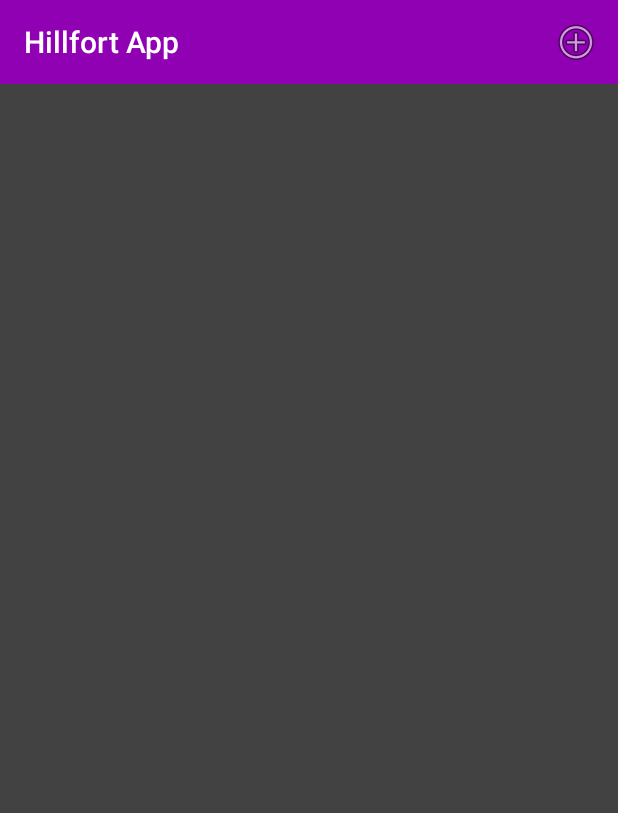
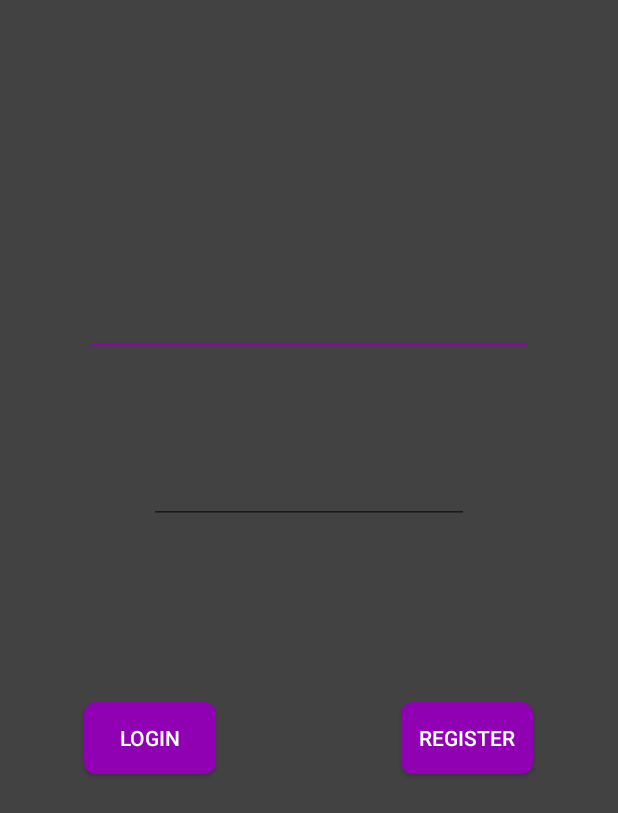
Before and after one commit to niallmul97/HillfortApp, an Android app: the screen it shows after launch (HillfortList before the commit, LoginActivity after it), on a phone screen of 412 x 824 dp. Shown: the top 813 px of the screen. Run offline under Robolectric (Android 15) with nearby library versions, the phone set to English and light mode, and no system bars; 1 statement that could not run was skipped.

```diff
--- a/app/src/main/java/com/example/hillfort/activities/HillfortActivity.kt
+++ b/app/src/main/java/com/example/hillfort/activities/HillfortActivity.kt
@@ -41,10 +41,6 @@ class HillfortActivity : AppCompatActivity(), AnkoLogger {
         app = application as MainApp
         toolbarAdd.title = title
         setSupportActionBar(toolbarAdd)
-
-        //val moveLocationMenuItem = findViewById<View>(R.id.hillfort_delete)
-        val moveLocationMenuItem = findViewById<ViewGroup>(R.id.menuGroup)
-
         info("Hillfort Activity started..")
 
         if (intent.hasExtra("hillfort_edit")) {
@@ -75,8 +71,6 @@ class HillfortActivity : AppCompatActivity(), AnkoLogger {
             var strLocation = "Latitude: " + hillfort.location.lat.toString() + "\nLongitude: " +hillfort.location.lng.toString() + "\nZoom: " +hillfort.location.zoom.toString()
             hillFortLocationDisplay.text = strLocation
         }
-
-
 
         toolbarAdd.setOnClickListener{
             app.users.deleteHillfort(app.currentUser, hillfort)
--- /dev/null
+++ b/app/src/main/java/com/example/hillfort/activities/LoginActivity.kt
@@ -0,0 +1,56 @@
+package com.example.hillfort.activities
+
+import android.os.Bundle
+import com.google.android.material.snackbar.Snackbar
+import androidx.appcompat.app.AppCompatActivity
+import com.example.hillfort.R
+import com.example.hillfort.main.MainApp
+import com.example.hillfort.models.UserModel
+import kotlinx.android.synthetic.main.activity_hillfort_list.*
+
+import kotlinx.android.synthetic.main.activity_login.*
+import models.generateRandomId
+import org.jetbrains.anko.AnkoLogger
+import org.jetbrains.anko.email
+import org.jetbrains.anko.intentFor
+import org.jetbrains.anko.toast
+
+class LoginActivity : AppCompatActivity(), AnkoLogger {
+
+    lateinit var app : MainApp
+
+    override fun onCreate(savedInstanceState: Bundle?) {
+        super.onCreate(savedInstanceState)
+        setContentView(R.layout.activity_login)
+        app = application as MainApp
+        buttonLogin.setOnClickListener{
+            if (editEmail != null && editPassword != null){
+                var result = app.users.login(editEmail.text.toString(), editPassword.text.toString())
+                if (result){
+                    var currentUser = app.users.findByEmail(editEmail.text.toString())
+                    if (currentUser != null){
+                        app.currentUser = currentUser
+                        startActivity(intentFor<HillfortList>())
+                    }
+                }
+            } else (toast("Please enter a correct Email and Password"))
+        }
+        buttonRegister.setOnClickListener{
+            if (editEmail != null && editPassword != null){
+                val result = app.users.findByEmail(editEmail.text.toString())
+                if (result == null){
+                    app.users.create(UserModel(generateRandomId(), editEmail.text.toString(), editPassword.text.toString()))
+                    toast("user created")
+                    val resultLogin = app.users.login(editEmail.text.toString(), editPassword.text.toString())
+                    if (resultLogin){
+                        var currentUser = app.users.findByEmail(editEmail.text.toString())
+                        if (currentUser != null){
+                            app.currentUser = currentUser
+                            startActivity(intentFor<HillfortList>())
+                        }
+                    }
+                } else (toast("A user with that email already exists"))
+            }
+        }
+    }
+}
--- a/app/src/main/java/com/example/hillfort/activities/SplashActivity.kt
+++ b/app/src/main/java/com/example/hillfort/activities/SplashActivity.kt
@@ -13,7 +13,7 @@ class SplashActivity : AppCompatActivity() {
     internal val mRunnable: Runnable = Runnable {
         if (!isFinishing) {
 
-            val intent = Intent(applicationContext, HillfortList::class.java)
+            val intent = Intent(applicationContext, LoginActivity::class.java)
             startActivity(intent)
             finish()
         }
--- a/app/src/main/java/models/UserJSONStore.kt
+++ b/app/src/main/java/models/UserJSONStore.kt
@@ -34,7 +34,7 @@ class UserJSONStore : UserStore, AnkoLogger {
         }
     }
 
-    override fun login(password: String, email: String): Boolean{
+    override fun login(email: String, password: String): Boolean{
         val user = findByEmail(email)
 
         if (user != null){
--- /dev/null
+++ b/app/src/main/res/layout/activity_login.xml
@@ -0,0 +1,72 @@
+<?xml version="1.0" encoding="utf-8"?>
+<androidx.coordinatorlayout.widget.CoordinatorLayout xmlns:android="http://schemas.android.com/apk/res/android"
+    xmlns:app="http://schemas.android.com/apk/res-auto"
+    xmlns:tools="http://schemas.android.com/tools"
+    android:layout_width="match_parent"
+    android:layout_height="match_parent"
+    android:background="@color/cardview_dark_background"
+    tools:context=".activities.LoginActivity">
+
+    <androidx.constraintlayout.widget.ConstraintLayout
+        android:id="@+id/constraintLayout"
+        android:layout_width="match_parent"
+        android:layout_height="match_parent"
+        app:layout_anchor="@+id/constraintLayout"
+        app:layout_anchorGravity="center">
+
+        <EditText
+            android:id="@+id/editEmail"
+            android:layout_width="299dp"
+            android:layout_height="wrap_content"
+            android:ems="10"
+            android:inputType="textEmailAddress"
+            android:textColor="@color/colorPrimary"
+            app:layout_constraintBottom_toBottomOf="parent"
+            app:layout_constraintEnd_toEndOf="parent"
+            app:layout_constraintStart_toStartOf="parent"
+            app:layout_constraintTop_toTopOf="parent"
+            app:layout_constraintVertical_bias="0.247" />
+
+        <EditText
+            android:id="@+id/editPassword"
+            android:layout_width="wrap_content"
+            android:layout_height="wrap_content"
+            android:ems="10"
+            android:inputType="textPassword"
+            android:textColor="@color/colorPrimary"
+            app:layout_constraintBottom_toBottomOf="parent"
+            app:layout_constraintEnd_toEndOf="parent"
+            app:layout_constraintStart_toStartOf="parent"
+            app:layout_constraintTop_toBottomOf="@+id/editEmail"
+            app:layout_constraintVertical_bias="0.123" />
+
+        <Button
+            android:id="@+id/buttonLogin"
+            android:layout_width="wrap_content"
+            android:layout_height="wrap_content"
+            android:text="Login"
+            android:background="@drawable/rounded_button"
+            android:textColor="@color/colorPrimary"
+            app:layout_constraintBottom_toBottomOf="parent"
+            app:layout_constraintEnd_toEndOf="parent"
+            app:layout_constraintHorizontal_bias="0.173"
+            app:layout_constraintStart_toStartOf="parent"
+            app:layout_constraintTop_toBottomOf="@+id/editPassword"
+            app:layout_constraintVertical_bias="0.278" />
+
+        <Button
+            android:id="@+id/buttonRegister"
+            android:layout_width="wrap_content"
+            android:layout_height="wrap_content"
+            android:text="Register"
+            android:background="@drawable/rounded_button"
+            android:textColor="@color/colorPrimary"
+            app:layout_constraintBottom_toBottomOf="parent"
+            app:layout_constraintEnd_toEndOf="parent"
+            app:layout_constraintHorizontal_bias="0.826"
+            app:layout_constraintStart_toStartOf="parent"
+            app:layout_constraintTop_toBottomOf="@+id/editPassword"
+            app:layout_constraintVertical_bias="0.278" />
+    </androidx.constraintlayout.widget.ConstraintLayout>
+
+</androidx.coordinatorlayout.widget.CoordinatorLayout>
--- /dev/null
+++ b/app/src/main/res/values/dimens.xml
@@ -0,0 +1,3 @@
+<resources>
+    <dimen name="fab_margin">16dp</dimen>
+</resources>
--- a/app/src/main/res/values/strings.xml
+++ b/app/src/main/res/values/strings.xml
@@ -17,4 +17,8 @@
     <string name="checkboxHillFortVisited">Visited</string>
     <string name="visitDate">Date Visited</string>
     <string name="menu_deleteHillfort">Delete Hillfort</string>
+    <string name="title_activity_login">LoginActivity</string>
+    <string name="menu_settings">Settings</string>
+    <string name="menu_logout">Logout</string>
+    <string name="menu_dropdown">menu_dropdown</string>
 </resources>
--- a/app/src/main/res/values/styles.xml
+++ b/app/src/main/res/values/styles.xml
@@ -8,4 +8,13 @@
         <item name="colorAccent">@color/colorAccent</item>
     </style>
 
+    <style name="AppTheme.NoActionBar">
+        <item name="windowActionBar">false</item>
+        <item name="windowNoTitle">true</item>
+    </style>
+
+    <style name="AppTheme.AppBarOverlay" parent="ThemeOverlay.AppCompat.Dark.ActionBar" />
+
+    <style name="AppTheme.PopupOverlay" parent="ThemeOverlay.AppCompat.Light" />
+
 </resources>
```
Also changed, not shown: app/src/main/AndroidManifest.xml (+7 -1 lines), app/src/main/java/com/example/hillfort/activities/HillfortList.kt (+12 -0 lines), app/src/main/java/com/example/hillfort/activities/SettingsActivity.kt (added, +13 -0 lines), app/src/main/res/drawable-anydpi/ic_menu_icon.xml (added, +11 -0 lines), app/src/main/res/layout/activity_settings.xml (added, +9 -0 lines), app/src/main/res/menu/menu_main.xml (+18 -0 lines), app/src/main/res/drawable-hdpi/ic_menu_icon.png (added), app/src/main/res/drawable-mdpi/ic_menu_icon.png (added), app/src/main/res/drawable-xhdpi/ic_menu_icon.png (added), app/src/main/res/drawable-xxhdpi/ic_menu_icon.png (added).
